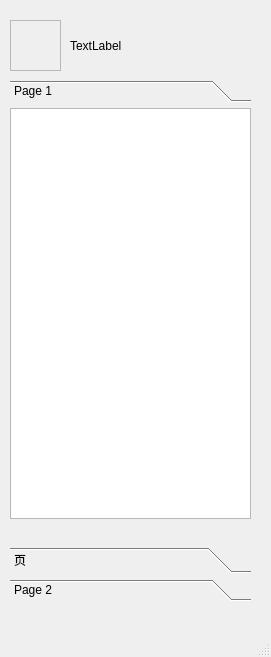
Above: chatClient/mainwindow.ui from tangjiahua/linpop before the change. Below: the same form after it.
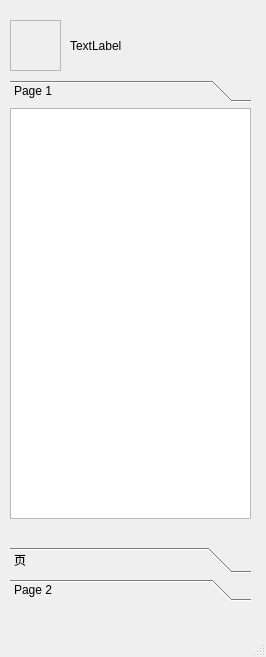
That is the form after the change.

```diff
--- a/chatClient/mainwindow.ui
+++ b/chatClient/mainwindow.ui
@@ -2,11 +2,14 @@
 <ui version="4.0">
  <class>MainWindow</class>
  <widget class="QMainWindow" name="MainWindow">
+  <property name="enabled">
+   <bool>true</bool>
+  </property>
   <property name="geometry">
    <rect>
     <x>0</x>
     <y>0</y>
-    <width>271</width>
+    <width>266</width>
     <height>657</height>
    </rect>
   </property>
```
Left out of the diff: 2 changed lines with no effect on the pictures.
